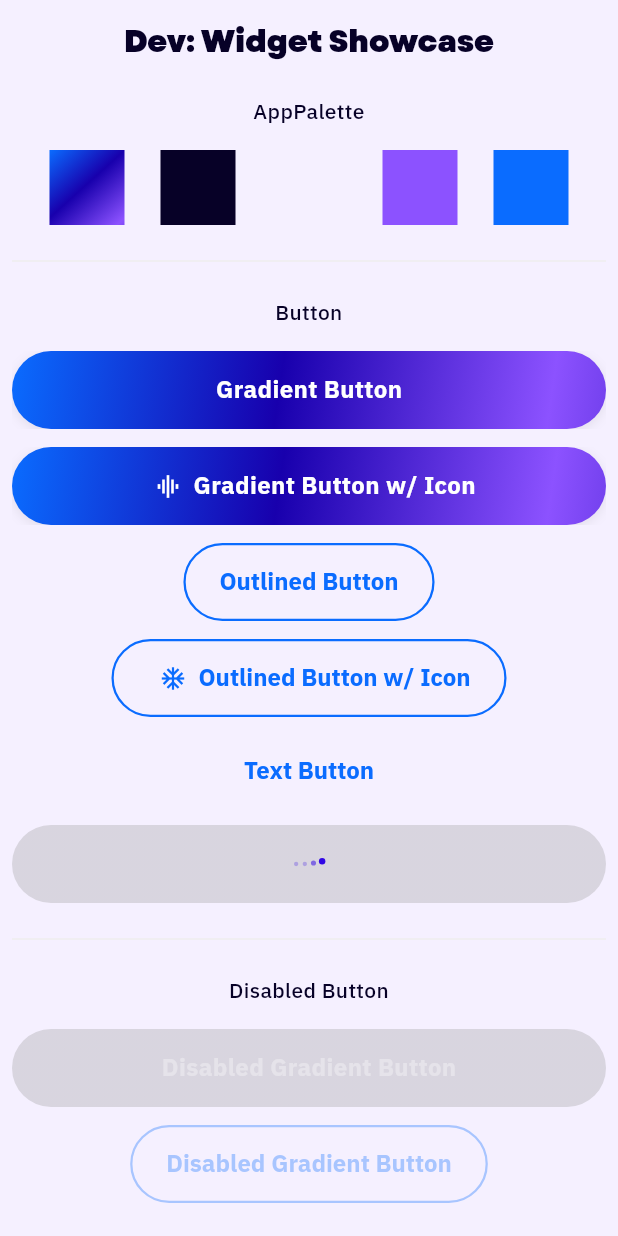
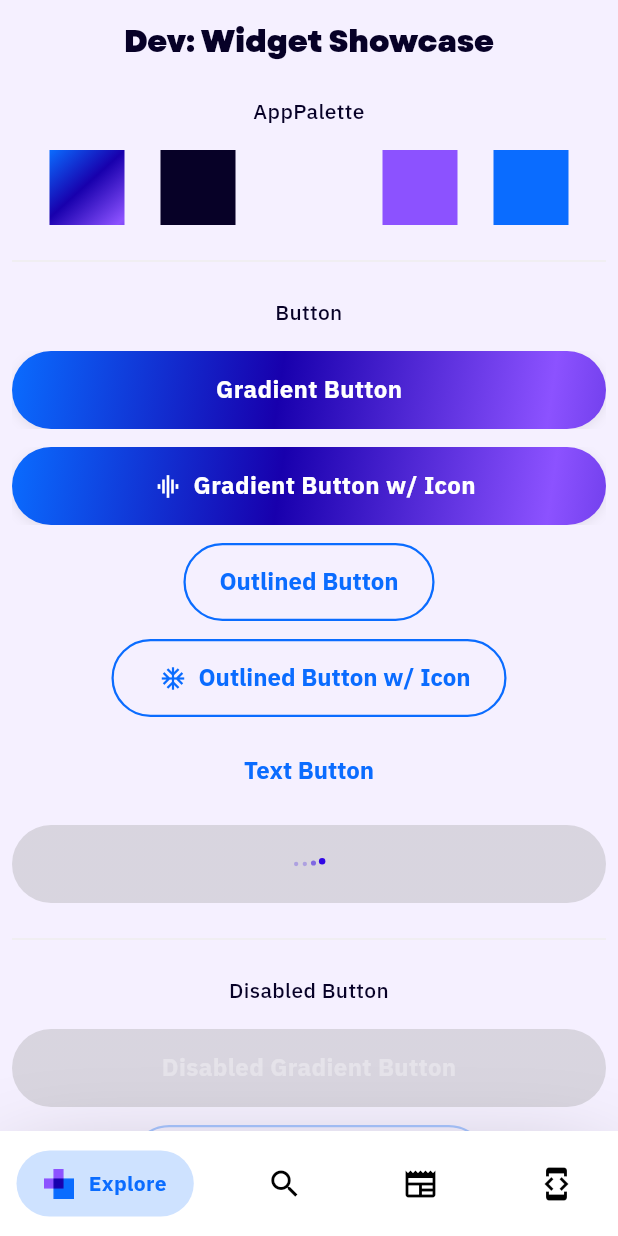
Before and after one commit to Sharkfin07/samudera, a Flutter app: the screen it shows after launch, on a phone screen of 412 x 824 dp. Run offline on Flutter 3.47's test engine with Material 3 defaults, Android fonts, the phone set to English and light mode, and no system bars; drawn by our look-alikes of google_nav_bar; our stand-ins replace dio, flutter_dotenv, lottie; project files that could hold a hidden picture were left out.

Commit message:
feat: Add GlobalNavigationBar widget and update dependencies

```diff
--- a/lib/presentation/dev/widget_showcase.dart
+++ b/lib/presentation/dev/widget_showcase.dart
@@ -4,6 +4,7 @@ import 'package:samudera/presentation/widgets/global/global_button.dart';
 import 'package:samudera/presentation/widgets/global/global_field.dart';
 import 'package:samudera/presentation/widgets/global/global_loading_indicator.dart';
 import 'package:samudera/presentation/widgets/global/global_logo.dart';
+import 'package:samudera/presentation/widgets/global/navigation_bar.dart';
 
 class WidgetShowcaseScreen extends StatelessWidget {
   const WidgetShowcaseScreen({super.key});
@@ -126,6 +127,7 @@ class WidgetShowcaseScreen extends StatelessWidget {
           ),
         ),
       ),
+      bottomNavigationBar: GlobalNavigationBar(),
     );
   }
 
--- /dev/null
+++ b/lib/presentation/widgets/global/navigation_bar.dart
@@ -0,0 +1,101 @@
+import 'package:flutter/material.dart';
+import 'package:google_nav_bar/google_nav_bar.dart';
+import 'package:samudera/core/utils/is_dark.dart';
+import 'package:samudera/presentation/theme/app_palette.dart';
+import 'package:samudera/presentation/widgets/global/global_logo.dart';
+
+class GlobalNavigationBar extends StatefulWidget {
+  const GlobalNavigationBar({super.key});
+
+  @override
+  State<GlobalNavigationBar> createState() => _GlobalNavigationBarState();
+}
+
+class _GlobalNavigationBarState extends State<GlobalNavigationBar> {
+  final double gap = 10;
+  int selectedIndex = 0;
+  int badge = 0;
+  final padding = EdgeInsets.symmetric(horizontal: 18, vertical: 12);
+
+  @override
+  Widget build(BuildContext context) {
+    bool isDarkMode = isDark(context);
+    Color iconColor = isDarkMode ? AppPalette.lightIndigo : Colors.black;
+    return SafeArea(
+      child: Container(
+        padding: EdgeInsets.all(8),
+        decoration: BoxDecoration(
+          color: isDarkMode ? AppPalette.darkIndigo : Colors.white,
+          boxShadow: [
+            BoxShadow(
+              spreadRadius: -10,
+              blurRadius: 60,
+              color: isDarkMode
+                  ? AppPalette.lightIndigo.withValues(alpha: .2)
+                  : Colors.black.withValues(alpha: .4),
+              offset: Offset(0, 25),
+            ),
+          ],
+        ),
+        child: Padding(
+          padding: const EdgeInsets.symmetric(horizontal: 3.0, vertical: 3),
+          child: GNav(
+            tabs: [
+              GButton(
+                gap: gap,
+                iconActiveColor: AppPalette.vividBlue,
+                iconColor: iconColor,
+                textColor: AppPalette.vividBlue,
+                backgroundColor: AppPalette.vividBlue.withValues(alpha: .2),
+                iconSize: 24,
+                padding: padding,
+                icon: Icons.home,
+                text: 'Explore',
+                leading: GlobalLogo(variant: LogoVariant.emblem, size: 20),
+              ),
+              GButton(
+                gap: gap,
+                iconActiveColor: AppPalette.vividIndigo,
+                iconColor: iconColor,
+                textColor: AppPalette.vividIndigo,
+                backgroundColor: AppPalette.vividIndigo.withValues(alpha: .2),
+                iconSize: 24,
+                padding: padding,
+                icon: Icons.search,
+                text: 'Search',
+              ),
+              GButton(
+                gap: gap,
+                iconActiveColor: Colors.pink,
+                iconColor: iconColor,
+                textColor: Colors.pink,
+                backgroundColor: Colors.pink.withValues(alpha: .2),
+                iconSize: 24,
+                padding: padding,
+                icon: Icons.newspaper,
+                text: "News",
+              ),
+              GButton(
+                gap: gap,
+                iconActiveColor: AppPalette.purple,
+                iconColor: iconColor,
+                textColor: AppPalette.purple,
+                backgroundColor: AppPalette.purple.withValues(alpha: .2),
+                iconSize: 24,
+                padding: padding,
+                icon: Icons.developer_mode,
+                text: 'Developer',
+              ),
+            ],
+            selectedIndex: selectedIndex,
+            onTabChange: (index) {
+              setState(() {
+                selectedIndex = index;
+              });
+            },
+          ),
+        ),
+      ),
+    );
+  }
+}
--- a/pubspec.yaml
+++ b/pubspec.yaml
@@ -15,6 +15,7 @@ dependencies:
   flutter_svg: ^2.2.3
   hive: ^2.2.3
   lottie: ^3.3.2
+  google_nav_bar: ^5.0.7
 
 dev_dependencies:
   flutter_test:
```
Also changed, not shown: pubspec.lock.
